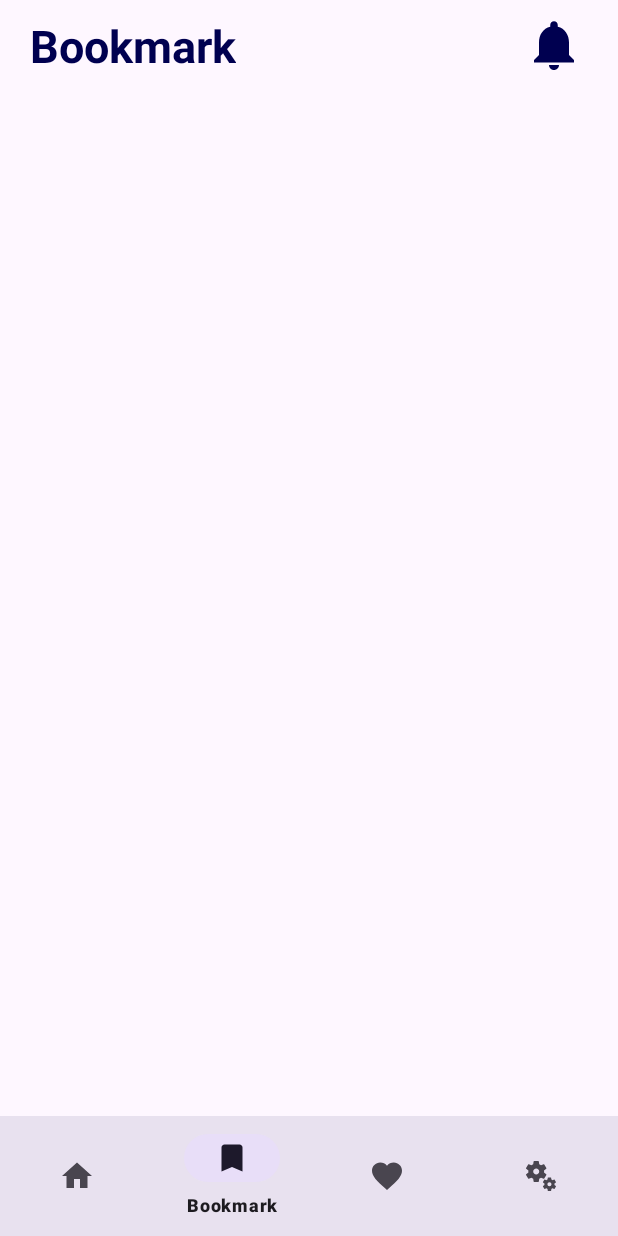
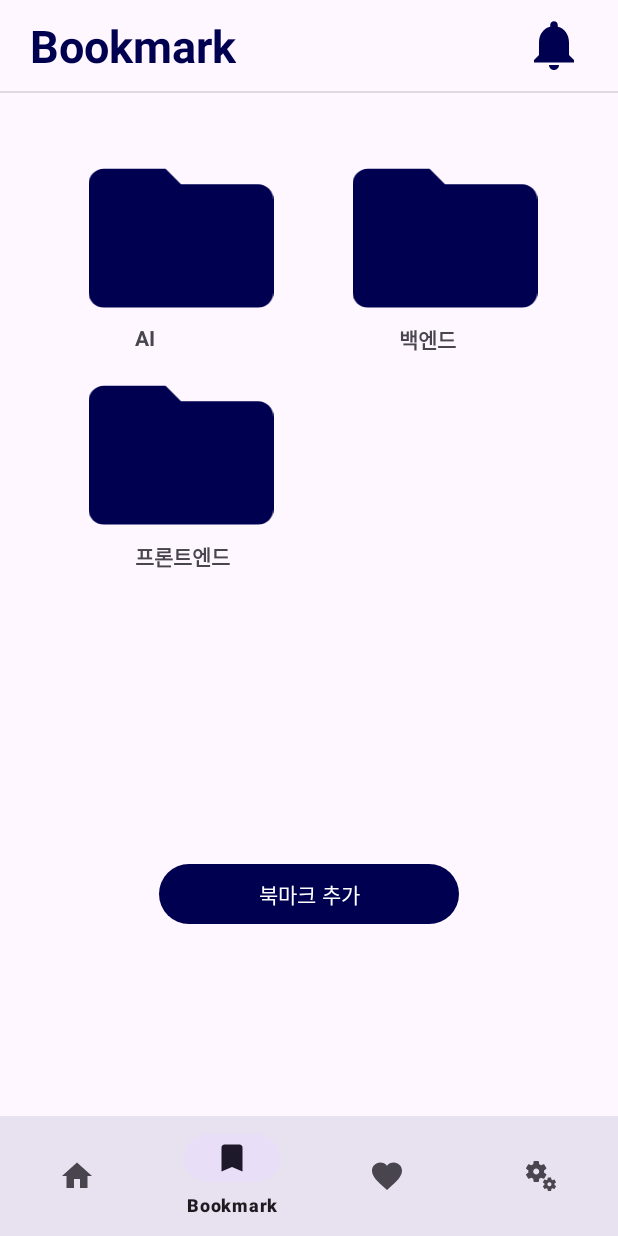
Before and after one commit to isDohyeon/tech-parser, an Android app: the BookmarkFragment screen opened through its navigation route, on a phone screen of 412 x 824 dp. Run offline under Robolectric (Android 15) with nearby library versions, the light colour scheme and no system bars; our stand-ins replace Firebase (no records; nobody signed in at launch, a user with empty details on screens opened directly), navigation-ui; libraries missing offline, so code that uses them is left out: com.tickaroo.tikxml; pictures from the network do not load; 2 statements that could not run were skipped.

Commit message:
feat: 북마크 화면 UI 구현

```diff
--- /dev/null
+++ b/app/src/main/java/hnu/multimedia/techparser/ui/bookmark/BookmarkAdapter.kt
@@ -0,0 +1,27 @@
+package hnu.multimedia.techparser.ui.bookmark
+
+import android.view.LayoutInflater
+import android.view.ViewGroup
+import androidx.recyclerview.widget.RecyclerView
+import hnu.multimedia.techparser.databinding.ItemFolderBinding
+
+class BookmarkAdapter(
+    private val bookmarkFolders: List<String>
+) : RecyclerView.Adapter<BookmarkAdapter.ViewHolder>() {
+
+    class ViewHolder(val binding: ItemFolderBinding) : RecyclerView.ViewHolder(binding.root)
+
+    override fun onCreateViewHolder(parent: ViewGroup, viewType: Int): ViewHolder {
+        val inflater = LayoutInflater.from(parent.context)
+        val itemBinding = ItemFolderBinding.inflate(inflater, parent, false)
+        return ViewHolder(itemBinding)
+    }
+
+    override fun getItemCount(): Int {
+        return bookmarkFolders.size
+    }
+
+    override fun onBindViewHolder(holder: ViewHolder, position: Int) {
+        holder.binding.textViewFolderName.text = bookmarkFolders[position]
+    }
+}
--- a/app/src/main/java/hnu/multimedia/techparser/ui/bookmark/BookmarkFragment.kt
+++ b/app/src/main/java/hnu/multimedia/techparser/ui/bookmark/BookmarkFragment.kt
@@ -5,11 +5,13 @@ import android.view.LayoutInflater
 import android.view.View
 import android.view.ViewGroup
 import androidx.fragment.app.Fragment
+import androidx.recyclerview.widget.GridLayoutManager
 import hnu.multimedia.techparser.databinding.FragmentBookmarkBinding
 
 class BookmarkFragment : Fragment() {
 
     private val binding by lazy { FragmentBookmarkBinding.inflate(layoutInflater) }
+    private var bookmarkFolders = mutableListOf<String>()
 
     override fun onCreateView(
         inflater: LayoutInflater,
@@ -17,6 +19,14 @@ class BookmarkFragment : Fragment() {
         savedInstanceState: Bundle?
     ): View {
 
+        bookmarkFolders = getUserBookmarkFolders()
+        binding.recyclerView.layoutManager = GridLayoutManager(requireContext(), 2)
+        binding.recyclerView.adapter = BookmarkAdapter(bookmarkFolders)
+
         return binding.root
     }
+
+    private fun getUserBookmarkFolders(): MutableList<String> {
+        return mutableListOf("AI", "백엔드", "프론트엔드")
+    }
 }
--- a/app/src/main/java/hnu/multimedia/techparser/util/FirebaseRef.kt
+++ b/app/src/main/java/hnu/multimedia/techparser/util/FirebaseRef.kt
@@ -1,6 +1,7 @@
 package hnu.multimedia.techparser.util
 
 import com.google.firebase.auth.ktx.auth
+import com.google.firebase.database.DatabaseReference
 import com.google.firebase.database.ktx.database
 import com.google.firebase.ktx.Firebase
 
@@ -9,12 +10,25 @@ class FirebaseRef {
     companion object {
         private val database = Firebase.database
         val users = database.getReference("users")
-        var currentUserId = Firebase.auth.currentUser?.uid ?: ""
         val blogs = database.getReference("blogs")
+
+        var currentUserId: String = Firebase.auth.currentUser?.uid ?: ""
 
         fun initCUid() {
             currentUserId = Firebase.auth.currentUser?.uid ?: ""
             MyData.init()
         }
+
+        fun userBookmarksRef(): DatabaseReference {
+            return users.child(currentUserId).child("bookmarks")
+        }
+
+        fun userSubscribeRef(): DatabaseReference {
+            return users.child(currentUserId).child("subscribe")
+        }
+
+        fun userSettingsRef(): DatabaseReference {
+            return users.child(currentUserId).child("settings")
+        }
     }
 }
--- /dev/null
+++ b/app/src/main/res/drawable/baseline_folder_24.xml
@@ -0,0 +1,10 @@
+<vector xmlns:android="http://schemas.android.com/apk/res/android"
+    android:width="24dp"
+    android:height="24dp"
+    android:viewportWidth="24"
+    android:viewportHeight="24">
+
+    <path
+        android:fillColor="#000050"
+        android:pathData="M0,6C0,4.89543 0.89543,4 2,4H10L12,6H22C23.1046,6 24,6.89543 24,8V20C24,21.1046 23.1046,22 22,22H2C0.89543,22 0,21.1046 0,20V6Z"/>
+</vector>
--- a/app/src/main/res/layout/fragment_bookmark.xml
+++ b/app/src/main/res/layout/fragment_bookmark.xml
@@ -1,18 +1,16 @@
 <?xml version="1.0" encoding="utf-8"?>
-<androidx.constraintlayout.widget.ConstraintLayout xmlns:android="http://schemas.android.com/apk/res/android"
+<LinearLayout xmlns:android="http://schemas.android.com/apk/res/android"
     xmlns:app="http://schemas.android.com/apk/res-auto"
     xmlns:tools="http://schemas.android.com/tools"
     android:layout_width="match_parent"
     android:layout_height="match_parent"
+    android:orientation="vertical"
     tools:context=".ui.bookmark.BookmarkFragment">
 
     <androidx.constraintlayout.widget.ConstraintLayout
         android:layout_width="match_parent"
         android:layout_height="wrap_content"
-        android:layout_margin="10dp"
-        app:layout_constraintEnd_toEndOf="parent"
-        app:layout_constraintStart_toStartOf="parent"
-        app:layout_constraintTop_toTopOf="parent">
+        android:layout_margin="10dp">
 
         <TextView
             android:id="@+id/textViewSettings"
@@ -36,4 +34,26 @@
             app:layout_constraintEnd_toEndOf="parent"
             app:layout_constraintTop_toTopOf="parent" />
     </androidx.constraintlayout.widget.ConstraintLayout>
-</androidx.constraintlayout.widget.ConstraintLayout>
+
+    <View
+        android:id="@+id/divider2"
+        android:layout_width="match_parent"
+        android:layout_height="1dp"
+        android:background="?android:attr/listDivider" />
+
+    <androidx.recyclerview.widget.RecyclerView
+        android:id="@+id/recyclerView"
+        android:layout_width="match_parent"
+        android:layout_height="490dp"
+        android:layout_margin="10dp"
+        android:clipToPadding="false"
+        android:padding="20dp"
+        app:spanCount="2" />
+
+    <Button
+        android:id="@+id/buttonAddFolder"
+        android:layout_width="200dp"
+        android:layout_height="wrap_content"
+        android:layout_gravity="center"
+        android:text="북마크 추가" />
+</LinearLayout>
--- /dev/null
+++ b/app/src/main/res/layout/item_folder.xml
@@ -0,0 +1,28 @@
+<?xml version="1.0" encoding="utf-8"?>
+<androidx.constraintlayout.widget.ConstraintLayout xmlns:android="http://schemas.android.com/apk/res/android"
+    xmlns:app="http://schemas.android.com/apk/res-auto"
+    xmlns:tools="http://schemas.android.com/tools"
+    android:id="@+id/ConstraintLayoutBookmark"
+    android:layout_width="wrap_content"
+    android:layout_height="wrap_content"
+    android:orientation="vertical">
+
+    <ImageView
+        android:id="@+id/imageViewFolderItem"
+        android:layout_width="181dp"
+        android:layout_height="123dp"
+        app:layout_constraintStart_toStartOf="parent"
+        app:layout_constraintTop_toTopOf="parent"
+        app:srcCompat="@drawable/baseline_folder_24" />
+
+    <TextView
+        android:id="@+id/textViewFolderName"
+        android:layout_width="wrap_content"
+        android:layout_height="wrap_content"
+        android:layout_marginStart="60dp"
+        android:text="TextView"
+        android:textAlignment="center"
+        android:textStyle="bold"
+        app:layout_constraintStart_toStartOf="@+id/imageViewFolderItem"
+        app:layout_constraintTop_toBottomOf="@+id/imageViewFolderItem" />
+</androidx.constraintlayout.widget.ConstraintLayout>
```
